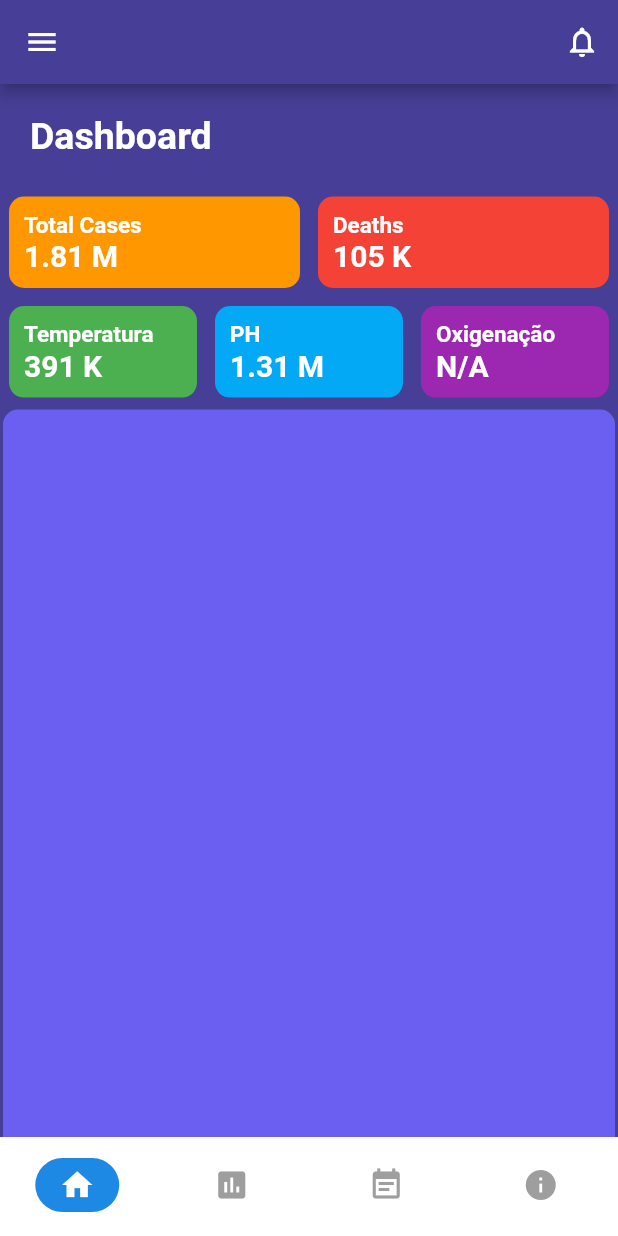
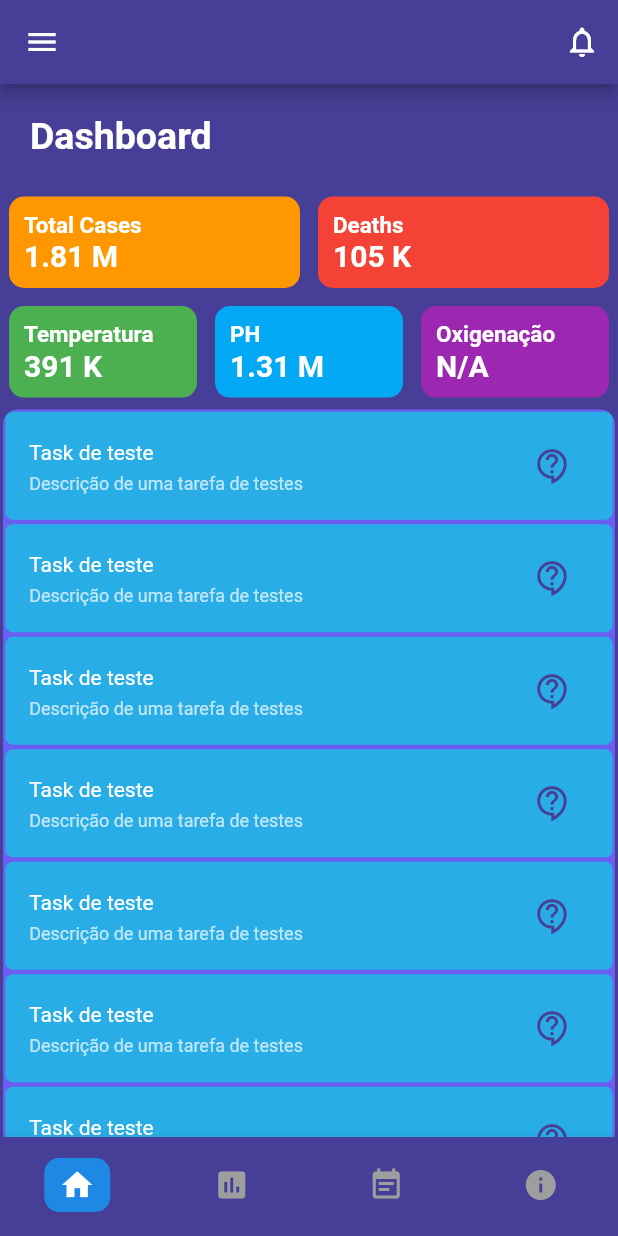
Before and after one commit to DjonatanWillenz/mobile, a Flutter app: the HomeView screen opened by its route, on a phone screen of 412 x 824 dp. Run offline on Flutter 3.47's test engine with Material 2 defaults, Android fonts, the phone set to English and light mode, and no system bars; our stand-ins replace fl_chart, flutter_svg, get, shared_preferences, splashscreen; accounts and stored records are empty; network calls fail; project files that could hold a hidden picture were left out.

Commit message:
Iplementado listagens de tarefas

```diff
--- /dev/null
+++ b/lib/app/data/model/task.model.dart
@@ -0,0 +1,6 @@
+class Task {
+  int id;
+  String title;
+  String description;
+  DateTime date;
+}
--- /dev/null
+++ b/lib/app/data/provider/task.provider.dart
@@ -0,0 +1,12 @@
+import 'package:app/app/data/provider/dwGetConnect.dart';
+
+class TaskApiClient extends DwGetConnect {
+  find(int idinstallation) async {
+    try {
+      final response = await get(baseUrl + '/app/task/$idinstallation');
+      return response.statusCode == 202 ? response.body as List : null;
+    } catch (e) {
+      return null;
+    }
+  }
+}
--- /dev/null
+++ b/lib/app/data/repository/task.repository.dart
@@ -0,0 +1,25 @@
+import 'package:app/app/data/model/task.model.dart';
+import 'package:app/app/data/provider/task.provider.dart';
+
+class TaskRepository {
+  final TaskApiClient apiClient = TaskApiClient();
+
+  Future<List<Task>> find() async {
+    List<Task> tasks = [];
+    var task = Task();
+    task.id = 1;
+    task.title = 'Task de teste';
+    task.description = "Descrição de uma tarefa de testes";
+    tasks.add(task);
+    tasks.add(task);
+    tasks.add(task);
+    tasks.add(task);
+    tasks.add(task);
+    tasks.add(task);
+    tasks.add(task);
+    tasks.add(task);
+    return tasks;
+  }
+
+  deleteById(int id) {}
+}
--- /dev/null
+++ b/lib/app/global/widgets/widget.list.tile.confirm.dart
@@ -0,0 +1,49 @@
+import 'package:app/app/global/widgets/widget_icon_button.dart';
+import 'package:app/app/themes/app_theme.dart';
+import 'package:flutter/material.dart';
+
+class DwListTileConfirmm extends StatelessWidget {
+  final String title;
+  final String leading;
+  final String subtitle;
+  final Function onDelete;
+  final bool visualizado;
+
+  const DwListTileConfirmm({
+    Key key,
+    this.title,
+    this.leading,
+    this.subtitle,
+    this.visualizado,
+    this.onDelete,
+  }) : super(key: key);
+
+  @override
+  Widget build(BuildContext context) {
+    return Padding(
+      padding: EdgeInsets.all(1.5),
+      child: Container(
+        decoration: BoxDecoration(
+          color: appThemeData().cardTheme.color,
+          borderRadius: BorderRadius.circular(5),
+        ),
+        child: ListTile(
+          title: Text(
+            title,
+            style: TextStyle(fontSize: 14),
+          ),
+          subtitle: Text(
+            subtitle,
+            style: TextStyle(fontSize: 12),
+          ),
+          trailing: DwIconButton(
+            icon: Icons.contact_support_outlined,
+            sizeIcon: 25,
+            corIcon: appThemeData().bottomAppBarColor,
+            onPressed: () => {},
+          ),
+        ),
+      ),
+    );
+  }
+}
--- a/lib/app/modules/home/components/widget.botton.bar.home.dart
+++ b/lib/app/modules/home/components/widget.botton.bar.home.dart
@@ -1,3 +1,4 @@
+import 'package:app/app/themes/app_theme.dart';
 import 'package:flutter/material.dart';
 import 'package:get/get.dart';
 
@@ -17,12 +18,12 @@ class _DwBottonBarHomeState extends State<DwBottonBarHome> {
         currentIndex: _currentIndex.value,
         onTap: (index) => {_currentIndex.value = index},
         type: BottomNavigationBarType.fixed,
-        backgroundColor: Colors.white,
+        backgroundColor: appThemeData().bottomAppBarColor,
         showSelectedLabels: false,
         showUnselectedLabels: false,
         selectedItemColor: Colors.white,
         unselectedItemColor: Colors.grey,
-        elevation: 0.0,
+        elevation: 6.0,
         items: [Icons.home, Icons.insert_chart, Icons.event_note, Icons.info]
             .asMap()
             .map((key, value) => MapEntry(
@@ -32,13 +33,13 @@ class _DwBottonBarHomeState extends State<DwBottonBarHome> {
                     icon: Container(
                       padding: const EdgeInsets.symmetric(
                         vertical: 6.0,
-                        horizontal: 16.0,
+                        horizontal: 10,
                       ),
                       decoration: BoxDecoration(
                         color: _currentIndex.value == key
                             ? Colors.blue[600]
                             : Colors.transparent,
-                        borderRadius: BorderRadius.circular(20.0),
+                        borderRadius: BorderRadius.circular(10.0),
                       ),
                       child: Icon(value),
                     ),
--- /dev/null
+++ b/lib/app/modules/home/components/widget.task.home.dart
@@ -0,0 +1,47 @@
+import 'package:app/app/data/model/task.model.dart';
+import 'package:app/app/data/repository/task.repository.dart';
+import 'package:app/app/global/widgets/widget.list.tile.confirm.dart';
+import 'package:app/app/global/widgets/widget.text.dart';
+import 'package:app/app/global/widgets/widget_list_title.dart';
+import 'package:flutter/material.dart';
+
+class DwListCardsTasks extends StatelessWidget {
+  TaskRepository repository;
+
+  DwListCardsTasks({Key key, this.repository}) : super(key: key);
+
+  @override
+  Widget build(BuildContext context) {
+    return Container(
+      child: FutureBuilder<List<Task>>(
+        future: repository.find(),
+        // ignore: missing_return
+        builder: (_, snapshot) {
+          if (snapshot.connectionState == ConnectionState.waiting)
+            return CircularProgressIndicator();
+          if (snapshot.connectionState == ConnectionState.done &&
+              snapshot.hasData) {
+            final lista = snapshot.data;
+            return ListView.builder(
+              itemCount: lista.length ?? 0,
+              itemBuilder: (context, index) {
+                if (lista != null)
+                  return DwListTileConfirmm(
+                    title: lista[index].title.toString(),
+                    leading: (index + 1).toString(),
+                    subtitle: lista[index].description.toString(),
+                  );
+                else
+                  return Center(
+                    child: DwText(
+                      lbl: 'Não encontramos registros',
+                    ),
+                  );
+              },
+            );
+          }
+        },
+      ),
+    );
+  }
+}
--- a/lib/app/modules/home/home.binding.dart
+++ b/lib/app/modules/home/home.binding.dart
@@ -1,9 +1,11 @@
 import 'package:app/app/data/provider/installation.provider.dart';
 import 'package:app/app/data/provider/installation.setting.provider.dart';
+import 'package:app/app/data/provider/task.provider.dart';
 import 'package:app/app/data/provider/user.setting.provider.dart';
 import 'package:app/app/data/repository/installation.repository.dart';
 import 'package:app/app/data/repository/installation.setting.repository.dart';
 import 'package:app/app/data/repository/notification.repository.dart';
+import 'package:app/app/data/repository/task.repository.dart';
 import 'package:app/app/data/repository/user.setting.repository.dart';
 import 'package:app/app/modules/home/home.controller.dart';
 import 'package:get/get.dart';
@@ -21,5 +23,8 @@ class HomeBinding implements Bindings {
 
     Get.lazyPut(() => InstallationRepository());
     Get.lazyPut(() => InstallationApiClient());
+
+    Get.lazyPut(() => TaskRepository());
+    Get.lazyPut(() => TaskApiClient());
   }
 }
--- a/lib/app/modules/home/home.controller.dart
+++ b/lib/app/modules/home/home.controller.dart
@@ -3,6 +3,7 @@ import 'dart:io';
 import 'package:app/app/data/dto/home.item.dto.dart';
 import 'package:app/app/data/repository/installation.repository.dart';
 import 'package:app/app/data/repository/notification.repository.dart';
+import 'package:app/app/data/repository/task.repository.dart';
 import 'package:app/app/data/repository/user.setting.repository.dart';
 import 'package:app/app/global/singletons/setings.system.dart';
 import 'package:app/app/routes/app_routers.dart';
@@ -13,6 +14,7 @@ import 'package:shared_preferences/shared_preferences.dart';
 class HomeController extends GetxController {
   final installationRepository = Get.find<InstallationRepository>();
   final settingRepository = Get.find<UserSettingRepository>();
+  final taskRepository = Get.find<TaskRepository>();
 
   HomeController() {
     _findInstallations();
--- a/lib/app/modules/home/home.view.dart
+++ b/lib/app/modules/home/home.view.dart
@@ -1,7 +1,9 @@
+import 'package:app/app/data/repository/task.repository.dart';
 import 'package:app/app/global/widgets/widget.card.dart';
 import 'package:app/app/modules/home/components/widget.app.bar.home.dart';
 import 'package:app/app/modules/home/components/widget.botton.bar.home.dart';
 import 'package:app/app/modules/home/components/widget.drawer.dart';
+import 'package:app/app/modules/home/components/widget.task.home.dart';
 import 'package:app/app/modules/home/home.controller.dart';
 import 'package:app/app/themes/app_theme.dart';
 import 'package:flutter/material.dart';
@@ -83,6 +85,7 @@ class HomeView extends GetView<HomeController> {
                   ),
                 ),
                 height: Get.height * 0.6,
+                child: DwListCardsTasks(repository: controller.taskRepository),
               ),
             ),
           )
--- a/lib/app/themes/app_theme.dart
+++ b/lib/app/themes/app_theme.dart
@@ -8,6 +8,7 @@ ThemeData appThemeData() {
     appBarTheme: AppBarTheme(
       backgroundColor: Color(0xFF473F97),
     ),
+    bottomAppBarColor: Color(0xFF473F97),
     buttonTheme: ButtonThemeData(
       buttonColor: Color.fromARGB(255, 120, 137, 235),
       colorScheme: ColorScheme(
@@ -25,7 +26,7 @@ ThemeData appThemeData() {
       ),
     ),
     cardTheme: CardTheme(
-      color: Color.fromARGB(255, 97, 228, 68),
+      color: Color.fromARGB(255, 41, 173, 230),
     ),
     visualDensity: VisualDensity.adaptivePlatformDensity,
     canvasColor: Color.fromARGB(255, 126, 143, 243),
```
